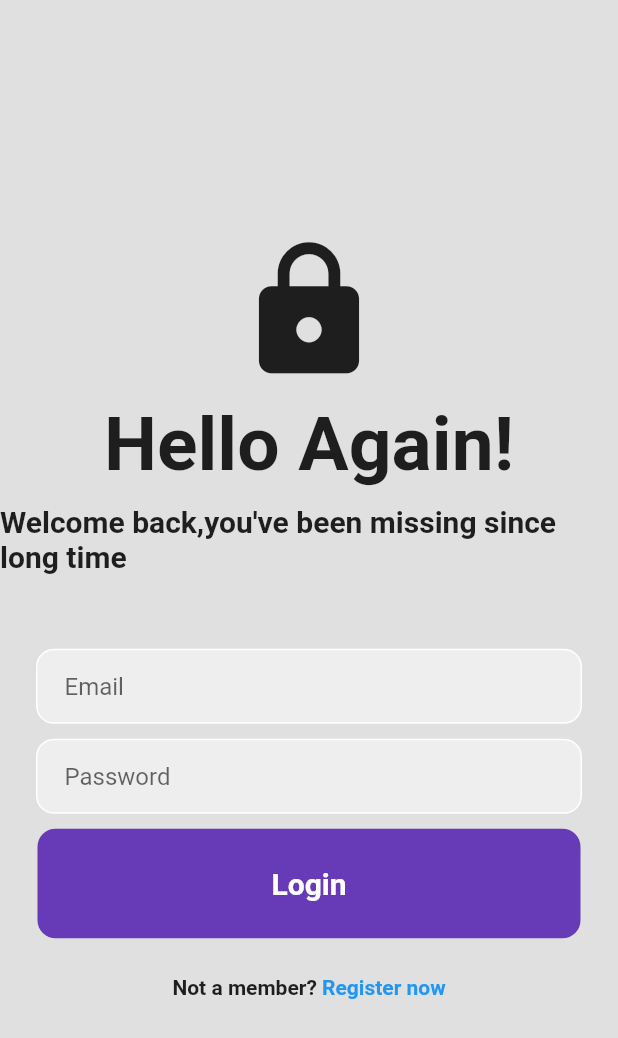
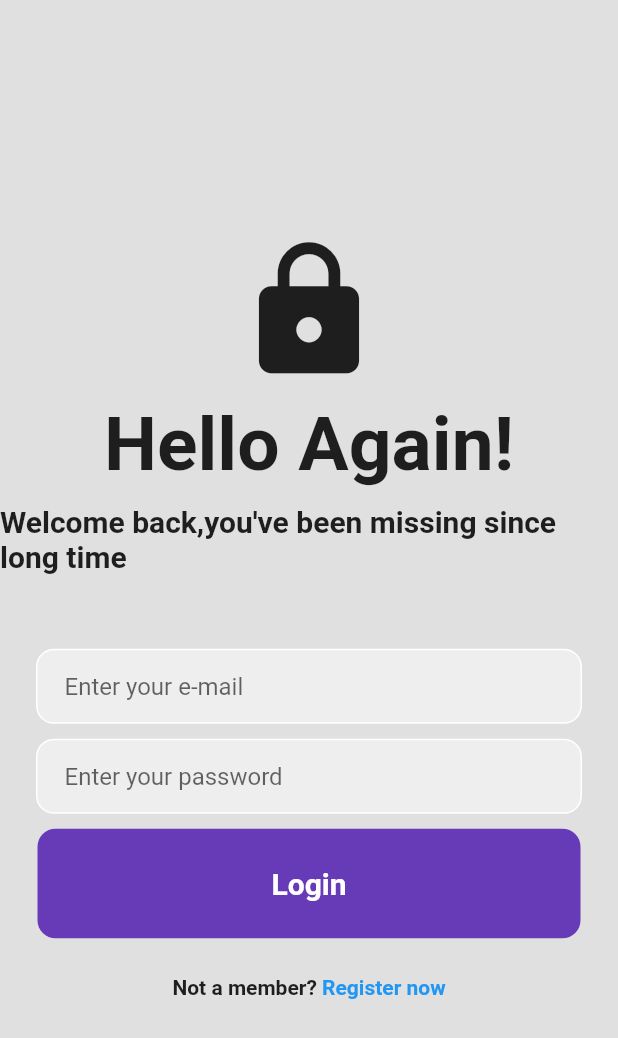
Before and after one commit to azizfaizan/MyFirstFlutterApplication, a Flutter app: the screen it shows after launch, on a phone screen of 412 x 824 dp. Shown: the top 1038 px of the screen. Run offline on Flutter 3.47's test engine with Material 2 defaults, Android fonts, the phone set to English and light mode, and no system bars.

Commit message:
string changed

```diff
--- a/lib/Login_Page.dart
+++ b/lib/Login_Page.dart
@@ -51,7 +51,8 @@ class LoginPageState extends State<LoginPage> {
                     padding: const EdgeInsets.only(left: 18.0),
                     child: TextField(
                       decoration: InputDecoration(
-                          border: InputBorder.none, hintText: 'Email'),
+                          border: InputBorder.none,
+                          hintText: 'Enter your e-mail'),
                     ),
                   ),
                 ),
@@ -71,7 +72,8 @@ class LoginPageState extends State<LoginPage> {
                     child: TextField(
                       obscureText: true,
                       decoration: InputDecoration(
-                          border: InputBorder.none, hintText: 'Password'),
+                          border: InputBorder.none,
+                          hintText: 'Enter your password'),
                     ),
                   ),
                 ),
```
